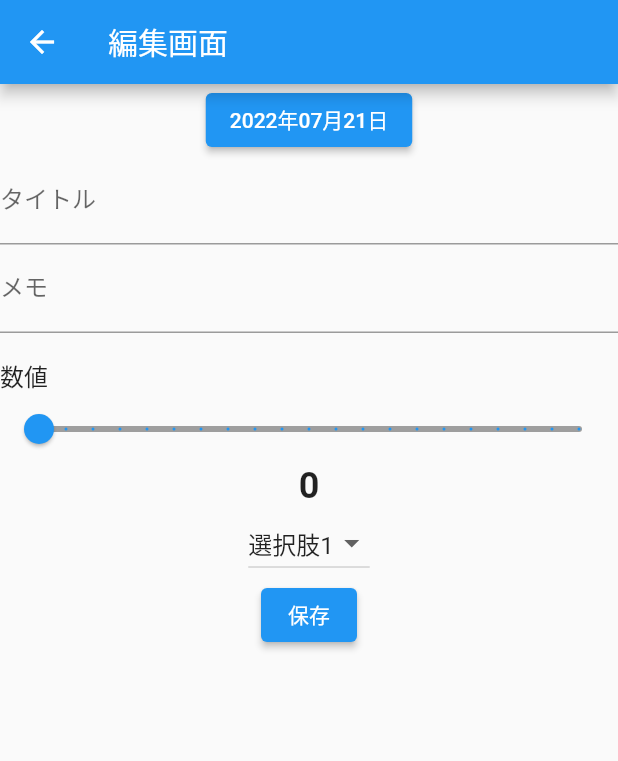
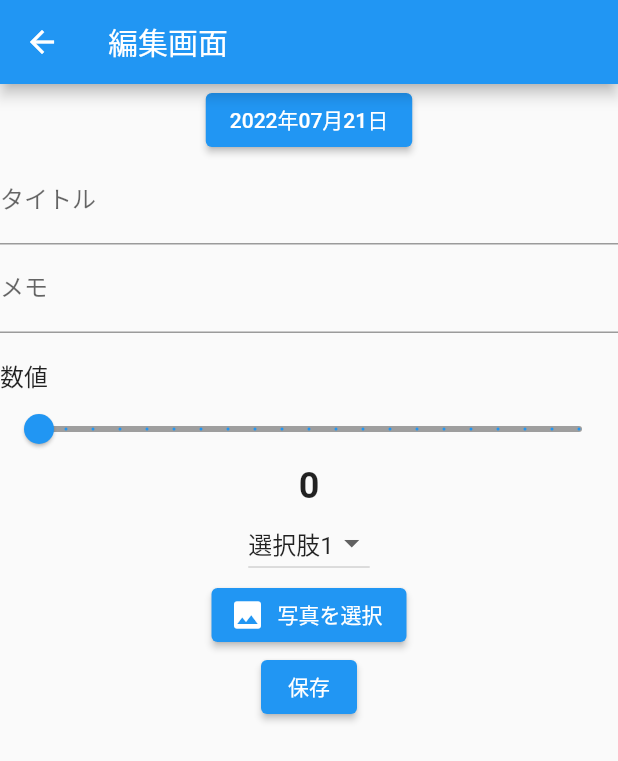
Before and after one commit to shunking-tech/kyouzai_record, a Flutter app: the EditData screen opened directly, on a phone screen of 412 x 824 dp. Shown: the top 761 px of the screen. Run offline on Flutter 3.47's test engine with Material 2 defaults, Android fonts, the phone set to English and light mode, and no system bars; our stand-ins replace image_picker.

Commit message:
写真選択

```diff
--- a/lib/page/edit_data.dart
+++ b/lib/page/edit_data.dart
@@ -1,4 +1,7 @@
+import 'dart:io';
+
 import 'package:flutter/material.dart';
+import 'package:image_picker/image_picker.dart';
 import 'package:intl/intl.dart';
 
 class EditData extends StatefulWidget {
@@ -14,6 +17,7 @@ class _EditDataState extends State<EditData> {
   TextEditingController memoEditingController = TextEditingController();
   double sliderValue = 0.0;
   String selectedItem = "選択肢1";
+  File? saveFile;
 
   @override
   Widget build(BuildContext context) {
@@ -107,6 +111,23 @@ class _EditDataState extends State<EditData> {
             //7
             value: selectedItem,
           ),
+          ElevatedButton.icon(
+            icon: Icon(Icons.photo),
+            label: Text("写真を選択"),
+            onPressed: () async {
+              ImagePicker picker = ImagePicker();
+              XFile? image = await picker.pickImage(source: ImageSource.gallery);
+              if (image != null) {
+                saveFile = File(image.path);
+              }
+              setState(() {});
+            },
+          ),
+          if (saveFile != null)
+            SizedBox(
+              height: 100,
+              child: Image.file(saveFile!),
+            ),
           ElevatedButton(
             child: Text("保存"),
             onPressed: () {
--- a/pubspec.yaml
+++ b/pubspec.yaml
@@ -37,6 +37,7 @@ dependencies:
   # Use with the CupertinoIcons class for iOS style icons.
   cupertino_icons: ^1.0.2
   intl: ^0.17.0
+  image_picker: ^0.8.5+3
 
 dev_dependencies:
   flutter_test:
```
Also changed, not shown: pubspec.lock, 1 other file.
